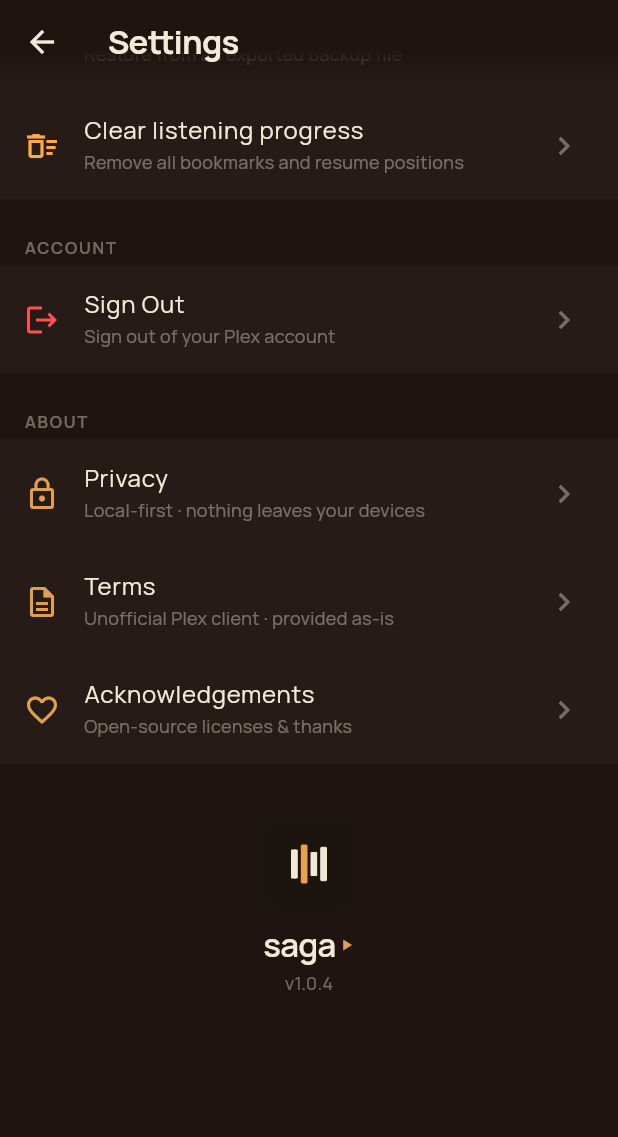
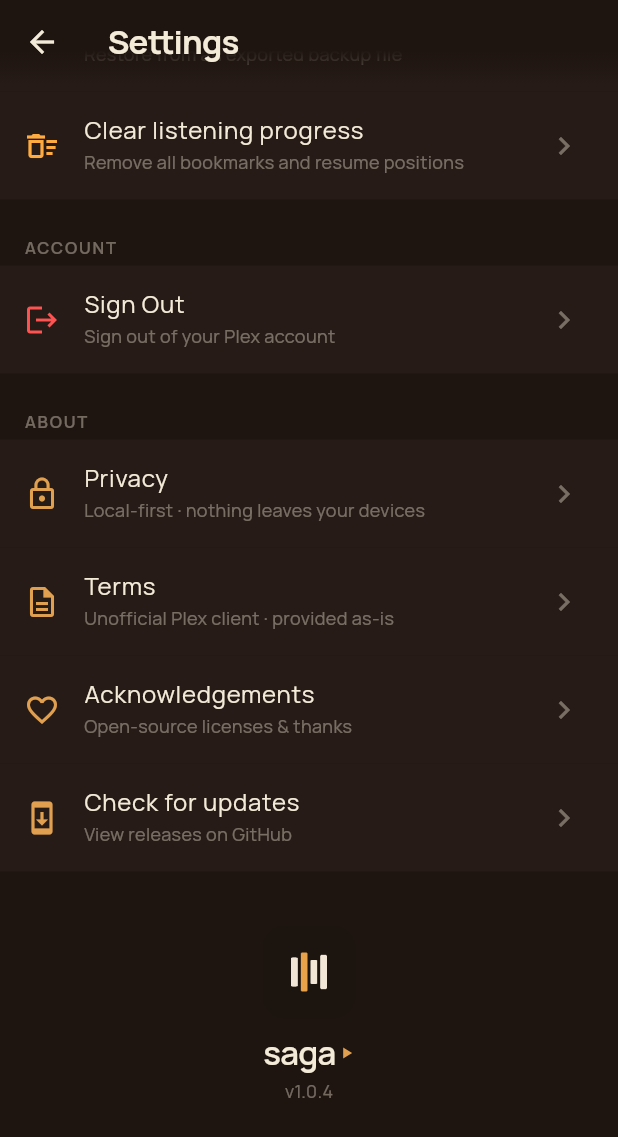
Before and after one commit to gaut3/saga, a Flutter app: the SettingsScreen screen opened directly, scrolled down 1100 dp, on a phone screen of 412 x 824 dp. Shown: the top 1137 px of the screen. Run offline on Flutter 3.47's test engine with Material 3 defaults, Android fonts, the light colour scheme and no system bars; our stand-ins replace audio_service, cached_network_image, connectivity_plus, dio, file_picker, flutter_riverpod and 5 more; missing offline and left inert: audio_session, just_audio_platform_interface; accounts and stored records are empty.

Commit message:
check for update - for v1.0.5

```diff
--- a/saga/lib/features/settings/settings_screen.dart
+++ b/saga/lib/features/settings/settings_screen.dart
@@ -3,6 +3,7 @@
 import '../../core/theme/saga_theme.dart';
 import 'package:flutter_riverpod/flutter_riverpod.dart';
 
+import 'package:url_launcher/url_launcher.dart';
 import '../../core/audio/audio_level.dart';
 import '../../core/mark_motion.dart';
 import '../../core/plex/plex_client.dart';
@@ -270,6 +271,15 @@
                   title: 'Acknowledgements',
                   subtitle: 'Open-source licenses & thanks',
                   onTap: () => _showAcknowledgements(context),
+                ),
+                _SettingsTile(
+                  icon: Icons.system_update_outlined,
+                  title: 'Check for updates',
+                  subtitle: 'View releases on GitHub',
+                  onTap: () => launchUrl(
+                    Uri.parse('https://github.com/gaut3/saga/releases'),
+                    mode: LaunchMode.externalApplication,
+                  ),
                 ),
                 const SizedBox(height: 36),
 
```
Also changed, not shown: 1 other file.
